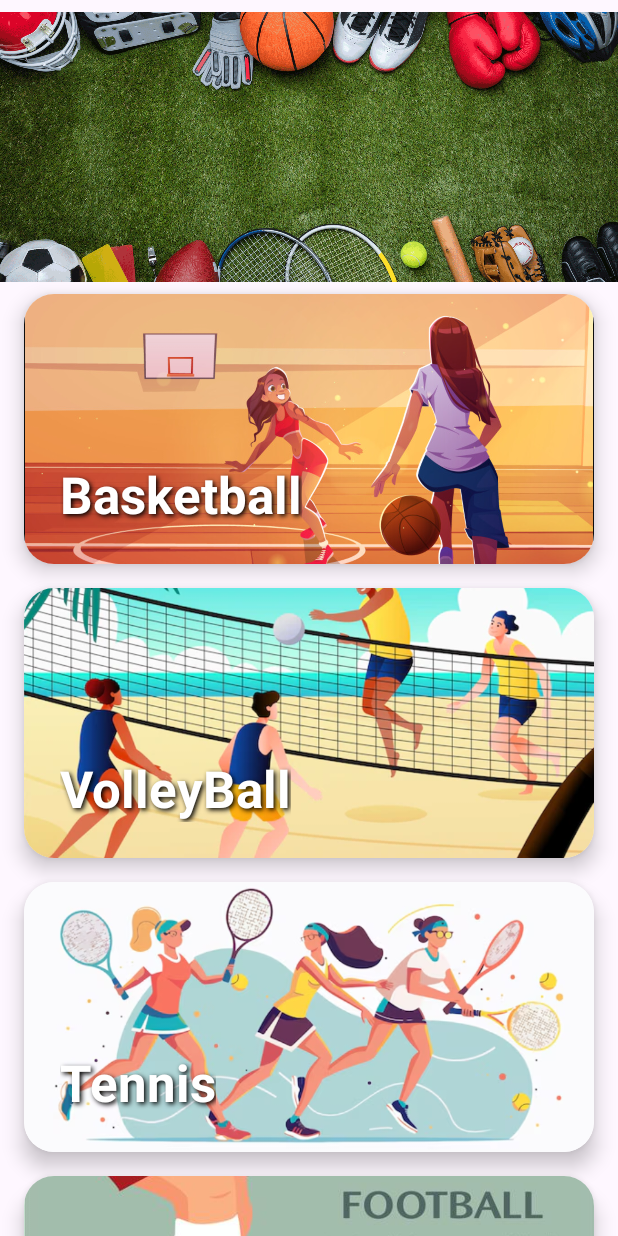
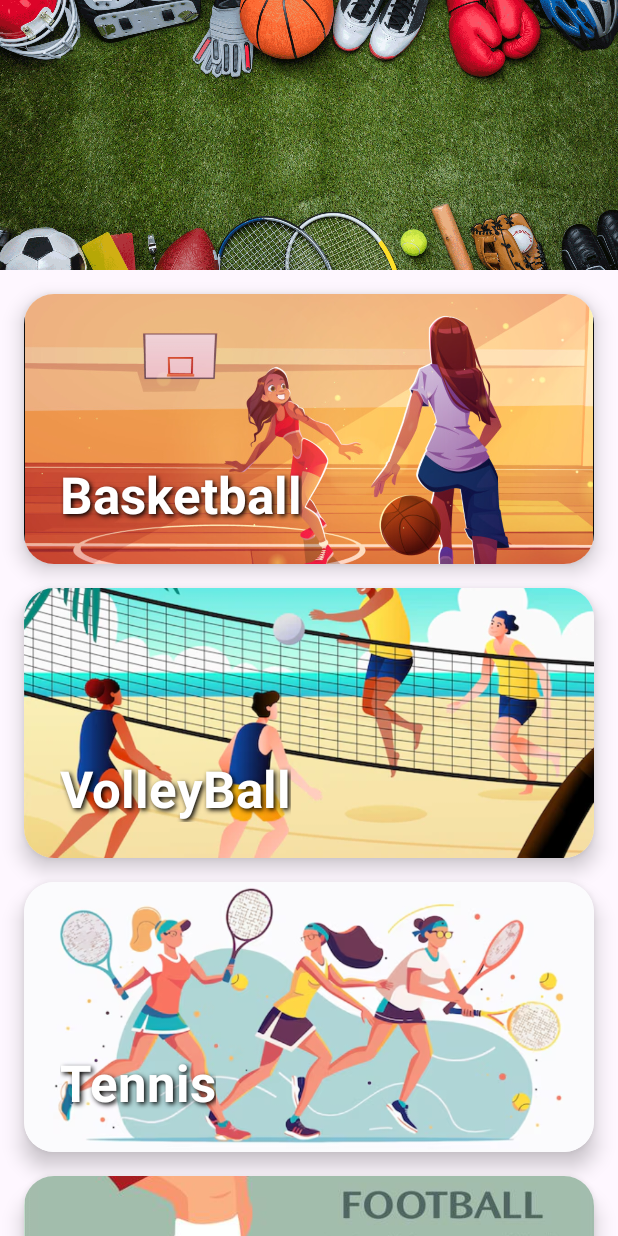
Before and after one commit to MyTan1805/Challenge4, an Android app: the screen it shows after launch (MainActivity), on a phone screen of 412 x 824 dp. Run offline under Robolectric (Android 15) with nearby library versions, the phone set to English and light mode, and no system bars.

Commit message:
update 1.2

```diff
--- a/app/src/main/java/com/project/challenge4/SportsAdapter.java
+++ b/app/src/main/java/com/project/challenge4/SportsAdapter.java
@@ -9,11 +9,8 @@ import androidx.annotation.NonNull;
 import androidx.recyclerview.widget.RecyclerView;
 import java.util.List;
 
-public class SportsAdapter extends RecyclerView.Adapter<RecyclerView.ViewHolder> {
-
-    // 1. Định nghĩa các hằng số cho từng loại View
-    private static final int VIEW_TYPE_HEADER = 0;
-    private static final int VIEW_TYPE_ITEM = 1;
+// Quay lại dạng Adapter đơn giản chỉ xử lý 1 loại ViewHolder
+public class SportsAdapter extends RecyclerView.Adapter<SportsAdapter.SportViewHolder> {
 
     private List<Sport> sportsList;
 
@@ -21,16 +18,28 @@ public class SportsAdapter extends RecyclerView.Adapter<RecyclerView.ViewHolder>
         this.sportsList = sportsList;
     }
 
-    // 2. Tạo một ViewHolder riêng cho Header
-    public static class HeaderViewHolder extends RecyclerView.ViewHolder {
-        ImageView headerImageView;
-        public HeaderViewHolder(@NonNull View itemView) {
-            super(itemView);
-            headerImageView = itemView.findViewById(R.id.headerImageView);
-        }
+    @NonNull
+    @Override
+    public SportViewHolder onCreateViewHolder(@NonNull ViewGroup parent, int viewType) {
+        // Chỉ cần inflate layout của item thể thao
+        View view = LayoutInflater.from(parent.getContext()).inflate(R.layout.list_item_sport, parent, false);
+        return new SportViewHolder(view);
     }
 
-    // ViewHolder cho các mục thể thao vẫn giữ nguyên
+    @Override
+    public void onBindViewHolder(@NonNull SportViewHolder holder, int position) {
+        // Không còn cần logic vị trí - 1 nữa
+        Sport currentSport = sportsList.get(position);
+        holder.sportNameTextView.setText(currentSport.getName());
+        holder.sportImageView.setImageResource(currentSport.getImageResourceId());
+    }
+
+    @Override
+    public int getItemCount() {
+        // Trả về số lượng môn thể thao
+        return sportsList.size();
+    }
+
     public static class SportViewHolder extends RecyclerView.ViewHolder {
         ImageView sportImageView;
         TextView sportNameTextView;
@@ -41,47 +50,4 @@ public class SportsAdapter extends RecyclerView.Adapter<RecyclerView.ViewHolder>
             sportNameTextView = itemView.findViewById(R.id.sportNameTextView);
         }
     }
-
-    // 3. Override phương thức getItemViewType
-    @Override
-    public int getItemViewType(int position) {
-        if (position == 0) {
-            return VIEW_TYPE_HEADER; // Vị trí đầu tiên là header
-        } else {
-            return VIEW_TYPE_ITEM; // Các vị trí còn lại là item
-        }
-    }
-
-    @NonNull
-    @Override
-    public RecyclerView.ViewHolder onCreateViewHolder(@NonNull ViewGroup parent, int viewType) {
-        // 4. Tạo ViewHolder tương ứng với viewType
-        if (viewType == VIEW_TYPE_HEADER) {
-            View view = LayoutInflater.from(parent.getContext()).inflate(R.layout.header_layout, parent, false);
-            return new HeaderViewHolder(view);
-        } else { // VIEW_TYPE_ITEM
-            View view = LayoutInflater.from(parent.getContext()).inflate(R.layout.list_item_sport, parent, false);
-            return new SportViewHolder(view);
-        }
-    }
-
-    @Override
-    public void onBindViewHolder(@NonNull RecyclerView.ViewHolder holder, int position) {
-        // 5. Gán dữ liệu dựa trên loại ViewHolder
-        if (holder.getItemViewType() == VIEW_TYPE_ITEM) {
-            // Đây là SportViewHolder
-            SportViewHolder sportHolder = (SportViewHolder) holder;
-            // Dữ liệu sport sẽ bắt đầu từ vị trí 1 trong adapter, tương ứng với vị trí 0 trong list
-            Sport currentSport = sportsList.get(position - 1);
-            sportHolder.sportNameTextView.setText(currentSport.getName());
-            sportHolder.sportImageView.setImageResource(currentSport.getImageResourceId());
-        }
-        // Với HeaderViewHolder, chúng ta không cần làm gì cả vì ảnh đã được set trong XML
-    }
-
-    @Override
-    public int getItemCount() {
-        // 6. Tổng số item = số sport + 1 (cho header)
-        return sportsList.size() + 1;
-    }
 }
--- a/app/src/main/res/layout/activity_main.xml
+++ b/app/src/main/res/layout/activity_main.xml
@@ -4,18 +4,32 @@
     xmlns:tools="http://schemas.android.com/tools"
     android:layout_width="match_parent"
     android:layout_height="match_parent"
+    android:fitsSystemWindows="true"
     tools:context=".MainActivity">
 
+    <!-- 1. Header cố định ở trên cùng -->
+    <ImageView
+        android:id="@+id/fixedHeaderImageView"
+        android:layout_width="0dp"
+        android:layout_height="180dp"
+        android:scaleType="centerCrop"
+        android:src="@drawable/sports_header"
+        app:layout_constraintTop_toTopOf="parent"
+        app:layout_constraintStart_toStartOf="parent"
+        app:layout_constraintEnd_toEndOf="parent"
+        android:contentDescription="@string/app_name" />
+
+    <!-- 2. RecyclerView nằm ngay bên dưới header và chiếm phần còn lại -->
     <androidx.recyclerview.widget.RecyclerView
         android:id="@+id/sportsRecyclerView"
         android:layout_width="0dp"
         android:layout_height="0dp"
-        app:layout_constraintTop_toTopOf="parent"
+        android:clipToPadding="false"
+        android:paddingTop="8dp"
+        android:paddingBottom="8dp"
+        app:layout_constraintTop_toBottomOf="@id/fixedHeaderImageView"
         app:layout_constraintBottom_toBottomOf="parent"
         app:layout_constraintStart_toStartOf="parent"
-        app:layout_constraintEnd_toEndOf="parent"
-        android:paddingTop="8dp"
-        android:paddingBottom="8dp"
-        android:clipToPadding="false"/>
+        app:layout_constraintEnd_toEndOf="parent" />
 
 </androidx.constraintlayout.widget.ConstraintLayout>
--- a/app/src/main/res/layout/header_layout.xml
+++ /dev/null
@@ -1,9 +0,0 @@
-<?xml version="1.0" encoding="utf-8"?>
-
-<ImageView xmlns:android="http://schemas.android.com/apk/res/android"
-    android:id="@+id/headerImageView"
-    android:layout_width="match_parent"
-    android:layout_height="180dp"
-    android:scaleType="centerCrop"
-    android:src="@drawable/sports_header"
-    android:contentDescription="@string/app_name" />
```
